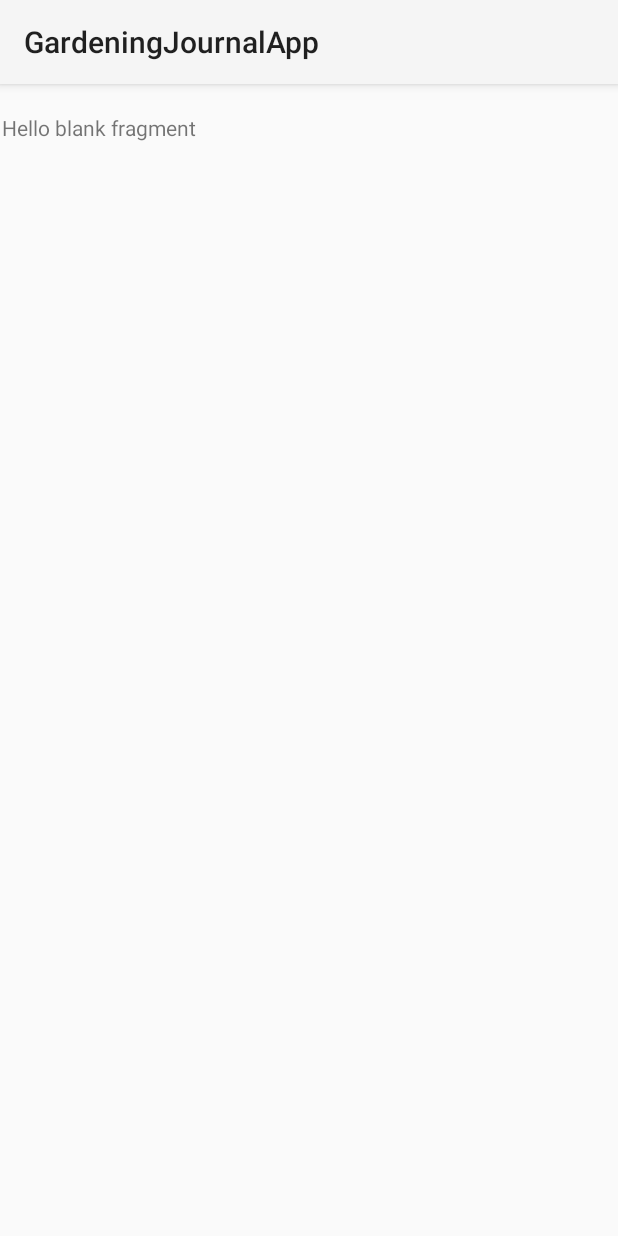
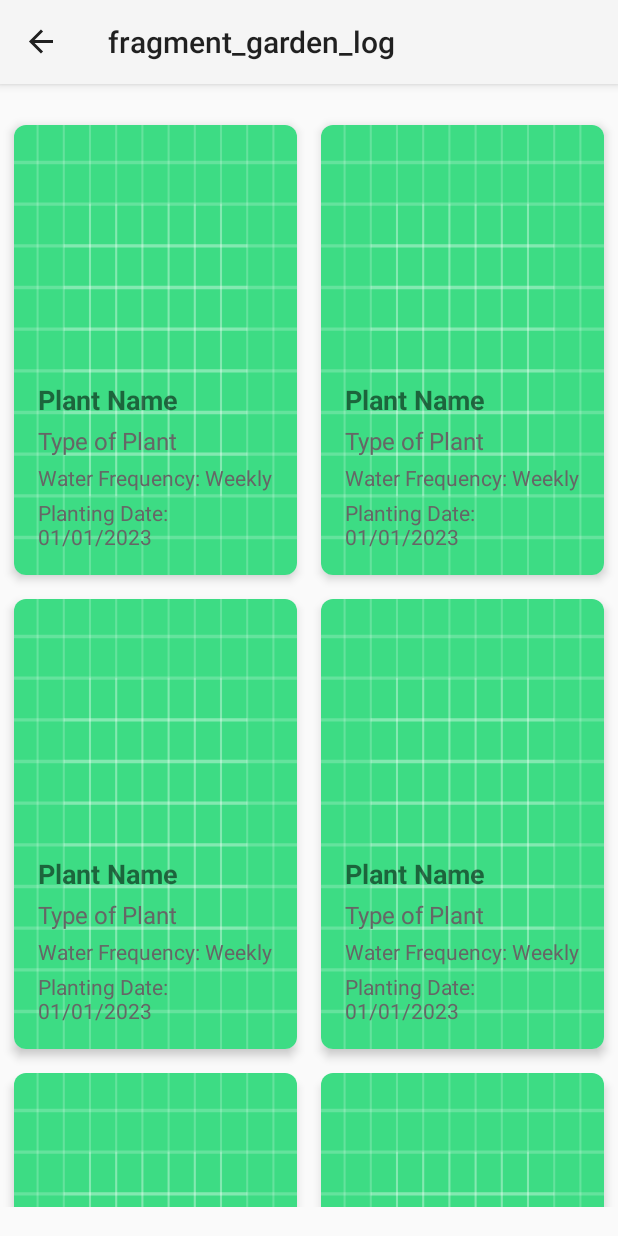
Before and after one commit to asisadh/GardeningJournalApp, an Android app: the GardenLogFragment screen opened through its navigation route, on a phone screen of 412 x 824 dp. Run offline under Robolectric (Android 15) with nearby library versions, the phone set to English and light mode, and no system bars; our stand-ins replace navigation-ui.

Commit message:
Route from Home to garden log page

```diff
--- a/app/src/main/java/com/aashish/gardeningjournalapp/MainActivity.kt
+++ b/app/src/main/java/com/aashish/gardeningjournalapp/MainActivity.kt
@@ -2,10 +2,22 @@ package com.aashish.gardeningjournalapp
 
 import android.os.Bundle
 import androidx.appcompat.app.AppCompatActivity
+import androidx.navigation.NavController
+import androidx.navigation.fragment.NavHostFragment
+import androidx.navigation.ui.NavigationUI
 
 class MainActivity : AppCompatActivity() {
+
+    private lateinit var navController: NavController
     override fun onCreate(savedInstanceState: Bundle?) {
         super.onCreate(savedInstanceState)
         setContentView(R.layout.activity_main)
+        val navHostFragment = supportFragmentManager.findFragmentById(R.id.fragmentContainerView) as NavHostFragment
+        navController = navHostFragment.navController
+        NavigationUI.setupActionBarWithNavController(this, navController)
+    }
+
+    override fun onSupportNavigateUp(): Boolean {
+        return super.onSupportNavigateUp()
     }
 }
--- /dev/null
+++ b/app/src/main/java/com/aashish/gardeningjournalapp/adapters/PlantAdapter.kt
@@ -0,0 +1,34 @@
+package com.aashish.gardeningjournalapp.adapters
+
+import android.view.LayoutInflater
+import android.view.View
+import android.view.ViewGroup
+import android.widget.TextView
+import androidx.recyclerview.widget.RecyclerView
+import com.aashish.gardeningjournalapp.R
+import com.aashish.gardeningjournalapp.model.Plant
+
+class PlantAdapter(private val plantList: List<Plant>) :
+    RecyclerView.Adapter<PlantAdapter.PlantViewHolder>() {
+
+    override fun onCreateViewHolder(parent: ViewGroup, viewType: Int): PlantViewHolder {
+        val view = LayoutInflater.from(parent.context)
+            .inflate(R.layout.item_plant, parent, false)
+        return PlantViewHolder(view)
+    }
+
+    override fun onBindViewHolder(holder: PlantViewHolder, position: Int) {
+        val currentPlant = plantList[position]
+//        holder.plantNameTextView.text = currentPlant.name
+//        holder.typeOfPlantTextView.text = currentPlant.type
+    }
+
+    override fun getItemCount(): Int {
+        return plantList.size
+    }
+
+    class PlantViewHolder(itemView: View) : RecyclerView.ViewHolder(itemView) {
+//        val plantNameTextView: TextView = itemView.findViewById(R.id.plantNameTextView)
+//        val typeOfPlantTextView: TextView = itemView.findViewById(R.id.typeOfPlantTextView)
+    }
+}
--- a/app/src/main/java/com/aashish/gardeningjournalapp/fragments/GardenLogFragment.kt
+++ b/app/src/main/java/com/aashish/gardeningjournalapp/fragments/GardenLogFragment.kt
@@ -5,7 +5,11 @@ import android.view.LayoutInflater
 import android.view.View
 import android.view.ViewGroup
 import androidx.fragment.app.Fragment
+import androidx.recyclerview.widget.GridLayoutManager
+import androidx.recyclerview.widget.RecyclerView
 import com.aashish.gardeningjournalapp.R
+import com.aashish.gardeningjournalapp.adapters.PlantAdapter
+import com.aashish.gardeningjournalapp.model.Plant
 
 /**
  * A simple [Fragment] subclass.
@@ -14,11 +18,36 @@ import com.aashish.gardeningjournalapp.R
  */
 class GardenLogFragment : Fragment() {
 
+    private lateinit var recyclerView: RecyclerView
+    private lateinit var plantAdapter: PlantAdapter
+
     override fun onCreateView(
         inflater: LayoutInflater, container: ViewGroup?,
         savedInstanceState: Bundle?
     ): View? {
         // Inflate the layout for this fragment
-        return inflater.inflate(R.layout.fragment_garden_log, container, false)
+        val view = inflater.inflate(R.layout.fragment_garden_log, container, false)
+        recyclerView = view.findViewById(R.id.recyclerView)
+        recyclerView.layoutManager = GridLayoutManager(context, 2)
+        plantAdapter = PlantAdapter(getPlantList())
+        recyclerView.adapter = plantAdapter
+
+        return view
+    }
+
+    private fun getPlantList(): List<Plant> {
+        // Create a list of Plant objects
+        return listOf(
+            Plant("Rose", "Flower"),
+            Plant("Bamboo", "Grass"),
+            Plant("Lily", "Flower"),
+            Plant("Fern", "Foliage"),
+            Plant("Succulent", "Cactus"),
+            Plant("Maple", "Tree"),
+            Plant("Tulip", "Flower"),
+            Plant("Cactus", "Cactus"),
+            Plant("Daisy", "Flower"),
+            Plant("Palm", "Tree")
+        )
     }
 }
--- a/app/src/main/java/com/aashish/gardeningjournalapp/fragments/HomeFragment.kt
+++ b/app/src/main/java/com/aashish/gardeningjournalapp/fragments/HomeFragment.kt
@@ -4,8 +4,11 @@ import android.os.Bundle
 import android.view.LayoutInflater
 import android.view.View
 import android.view.ViewGroup
+import android.widget.Toast
 import androidx.fragment.app.Fragment
+import androidx.navigation.fragment.findNavController
 import com.aashish.gardeningjournalapp.R
+import com.aashish.gardeningjournalapp.databinding.FragmentHomeBinding
 
 /**
  * A simple [Fragment] subclass.
@@ -14,11 +17,20 @@ import com.aashish.gardeningjournalapp.R
  */
 class HomeFragment : Fragment() {
 
+    private lateinit var binding: FragmentHomeBinding
     override fun onCreateView(
         inflater: LayoutInflater, container: ViewGroup?,
         savedInstanceState: Bundle?
     ): View? {
         // Inflate the layout for this fragment
-        return inflater.inflate(R.layout.fragment_home, container, false)
+        val view = inflater.inflate(R.layout.fragment_home, container, false)
+        binding = FragmentHomeBinding.bind(view)
+
+        binding.gardenLog.setOnClickListener {
+            val directions = HomeFragmentDirections.actionHomeFragmentToGardenLogFragment()
+            findNavController().navigate(directions)
+        }
+
+        return binding.root
     }
 }
--- /dev/null
+++ b/app/src/main/java/com/aashish/gardeningjournalapp/model/Plant.kt
@@ -0,0 +1,3 @@
+package com.aashish.gardeningjournalapp.model
+
+data class Plant(val name: String, val type: String)
--- a/app/src/main/res/layout/fragment_garden_log.xml
+++ b/app/src/main/res/layout/fragment_garden_log.xml
@@ -3,12 +3,12 @@
     xmlns:tools="http://schemas.android.com/tools"
     android:layout_width="match_parent"
     android:layout_height="match_parent"
+    xmlns:app="http://schemas.android.com/apk/res-auto"
     tools:context=".fragments.GardenLogFragment">
 
-    <!-- TODO: Update blank fragment layout -->
-    <TextView
+    <androidx.recyclerview.widget.RecyclerView
+        android:id="@+id/recyclerView"
         android:layout_width="match_parent"
-        android:layout_height="match_parent"
-        android:text="@string/hello_blank_fragment" />
+        android:layout_height="match_parent"/>
 
 </FrameLayout>
--- a/app/src/main/res/layout/fragment_plant_details.xml
+++ b/app/src/main/res/layout/fragment_plant_details.xml
@@ -9,6 +9,6 @@
     <TextView
         android:layout_width="match_parent"
         android:layout_height="match_parent"
-        android:text="@string/hello_blank_fragment" />
+        android:text= "Plant Detail Fragment" />
 
 </FrameLayout>
--- /dev/null
+++ b/app/src/main/res/layout/item_plant.xml
@@ -0,0 +1,66 @@
+<?xml version="1.0" encoding="utf-8"?>
+<androidx.cardview.widget.CardView
+    xmlns:android="http://schemas.android.com/apk/res/android"
+    android:layout_width="match_parent"
+    android:layout_height="300dp"
+    xmlns:app="http://schemas.android.com/apk/res-auto"
+    android:layout_margin="8dp"
+    app:cardCornerRadius="8dp"
+    app:cardElevation="4dp">
+
+    <RelativeLayout
+        android:layout_width="match_parent"
+        android:layout_height="wrap_content">
+
+        <ImageView
+            android:id="@+id/backgroundImageView"
+            android:layout_width="match_parent"
+            android:layout_height="match_parent"
+            android:scaleType="fitXY"
+            android:src="@drawable/ic_launcher_background"/>
+
+        <LinearLayout
+            android:layout_width="match_parent"
+            android:layout_height="wrap_content"
+            android:orientation="vertical"
+            android:layout_alignParentBottom="true"
+            android:padding="16dp">
+
+            <TextView
+                android:id="@+id/plantNameTextView"
+                android:layout_width="match_parent"
+                android:layout_height="wrap_content"
+                android:text="Plant Name"
+                android:textSize="18sp"
+                android:textStyle="bold"/>
+
+            <TextView
+                android:id="@+id/typeOfPlantTextView"
+                android:layout_width="match_parent"
+                android:layout_height="wrap_content"
+                android:text="Type of Plant"
+                android:textSize="16sp"
+                android:textColor="#666666"
+                android:layout_marginTop="4dp"/>
+
+            <TextView
+                android:id="@+id/waterFrequencyTextView"
+                android:layout_width="match_parent"
+                android:layout_height="wrap_content"
+                android:text="Water Frequency: Weekly"
+                android:textSize="14sp"
+                android:textColor="#666666"
+                android:layout_marginTop="4dp"/>
+
+            <TextView
+                android:id="@+id/plantingDateTextView"
+                android:layout_width="match_parent"
+                android:layout_height="wrap_content"
+                android:text="Planting Date: 01/01/2023"
+                android:textSize="14sp"
+                android:textColor="#666666"
+                android:layout_marginTop="4dp"/>
+
+        </LinearLayout>
+    </RelativeLayout>
+</androidx.cardview.widget.CardView>
```
Also changed, not shown: app/src/main/java/com/aashish/gardeningjournalapp/fragments/PlantDetailsFragment.kt (+1 -6 lines), app/src/main/res/layout/fragment_home.xml (+47 -4 lines).
